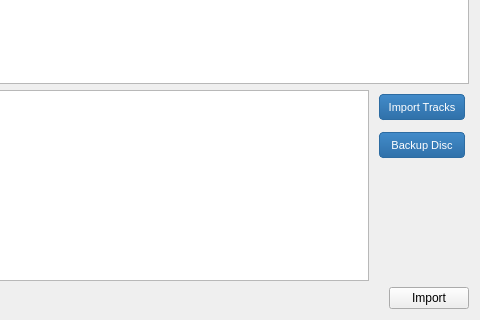
First picture: the form in downloads/MakeMkvDialog.ui, repository Komet/MediaElch, before the edit; both pictures show x 261 to 741 and y 146 to 466 of the 741 by 466 pixel window.
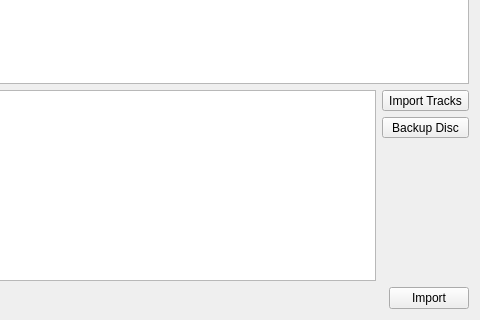
Second picture: the form after the edit. The open tabs and pages were chosen to show the change. Icons and pictures are not drawn. Custom widgets are drawn as their Qt base class.

Patch:
```diff
--- a/downloads/MakeMkvDialog.ui
+++ b/downloads/MakeMkvDialog.ui
@@ -88,28 +88,6 @@
                 <verstretch>0</verstretch>
                </sizepolicy>
               </property>
-              <property name="styleSheet">
-               <string notr="true">QToolButton {
-	color: #ffffff; 
-	background-color: qlineargradient(spread:pad, x1:0, y1:0, x2:0, y2:1, stop:0 rgba(66, 139, 202, 255), stop:1 rgba(48, 113, 169, 255)); 
-	border: 1px solid #2D6CA2;
-	padding: 4px 4px; 
-	padding-bottom: 4px;
-    margin: 4px;
-    border-radius: 4px;
-	font-size: 11px;
-	margin-bottom: 2px;
-}
-
-QToolButton::pressed { 
-	background-color: rgb(48, 113, 169); 
-}
-
-QToolButton::disabled { 
-	background-color: rgb(66, 139, 202); 
-}
-</string>
-              </property>
               <property name="text">
                <string>Import Tracks</string>
               </property>
@@ -136,28 +114,6 @@
                 <verstretch>0</verstretch>
                </sizepolicy>
               </property>
-              <property name="styleSheet">
-               <string notr="true">QToolButton {
-	color: #ffffff; 
-	background-color: qlineargradient(spread:pad, x1:0, y1:0, x2:0, y2:1, stop:0 rgba(66, 139, 202, 255), stop:1 rgba(48, 113, 169, 255)); 
-	border: 1px solid #2D6CA2;
-	padding: 4px 4px; 
-	padding-bottom: 4px;
-    margin: 4px;
-    border-radius: 4px;
-	font-size: 11px;
-	margin-bottom: 2px;
-}
-
-QToolButton::pressed { 
-	background-color: rgb(48, 113, 169); 
-}
-
-QToolButton::disabled { 
-	background-color: rgb(66, 139, 202); 
-}
-</string>
-              </property>
               <property name="text">
                <string>Backup Disc</string>
               </property>
```
